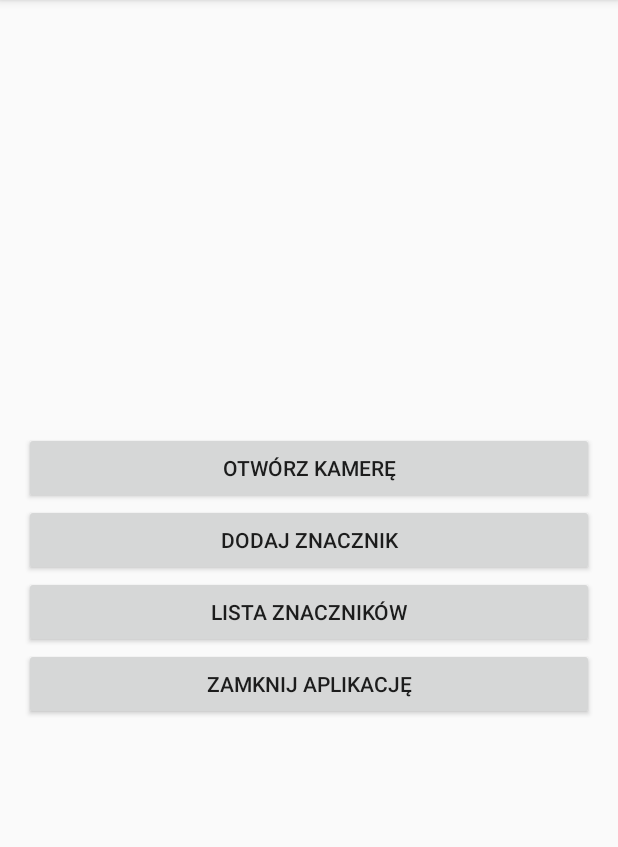
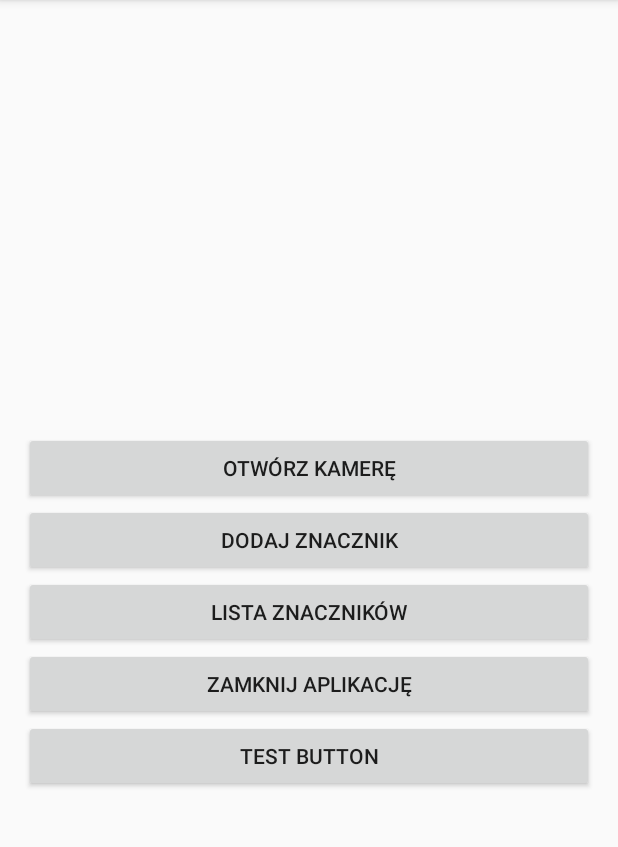
Before and after one commit to pietrov8/FindMyCar, an Android app: the Home_Screen screen opened directly, with no data from a screen before it, on a phone screen of 412 x 824 dp, the part 84-931 px from its top. Run offline under Robolectric (Android 15) with nearby library versions, the phone set to English and light mode, and no system bars.

Commit message:
Dodanie skryptu do obsługi bazy danych

```diff
--- a/FindMyCar/app/src/main/AndroidManifest.xml
+++ b/FindMyCar/app/src/main/AndroidManifest.xml
@@ -17,6 +17,7 @@
     <android:uses-permission android:name="android.permission.WRITE_EXTERNAL_STORAGE" />
     <android:uses-permission android:name="android.permission.READ_PHONE_STATE" />
     <android:uses-permission android:name="android.permission.READ_EXTERNAL_STORAGE" />
+    <uses-permission android:name="android.permission.INTERNET"></uses-permission>
 
     <application
         android:allowBackup="true"
--- a/FindMyCar/app/src/main/java/com/example/piotr/findmycar/CameraViewActivity.java
+++ b/FindMyCar/app/src/main/java/com/example/piotr/findmycar/CameraViewActivity.java
@@ -29,7 +29,7 @@ import java.util.List;
 public class CameraViewActivity extends Activity implements
 		SurfaceHolder.Callback, OnLocationChangedListener, OnAzimuthChangedListener, SensorEventListener{
 
-	private Camera mCamera;
+	private Camera mCamera = null;
 	private SurfaceHolder mSurfaceHolder;
 	private boolean isCameraviewOn = false;
 	private AugmentedPOI mPoi;
--- a/FindMyCar/app/src/main/res/layout/activity_home__screen.xml
+++ b/FindMyCar/app/src/main/res/layout/activity_home__screen.xml
@@ -9,7 +9,8 @@
     <RelativeLayout
         android:layout_width="wrap_content"
         android:layout_height="wrap_content"
-        android:layout_centerInParent="true">
+        android:layout_centerInParent="true"
+        android:id="@+id/relativeLayout">
         <Button
             android:layout_width="match_parent"
             android:layout_height="wrap_content"
@@ -49,5 +50,16 @@
             android:layout_centerHorizontal="true" />
     </RelativeLayout>
 
+    <Button
+        android:layout_width="wrap_content"
+        android:layout_height="wrap_content"
+        android:text="Test Button"
+        android:id="@+id/btn_dbtest"
+        android:layout_below="@+id/relativeLayout"
+        android:layout_alignRight="@+id/relativeLayout"
+        android:layout_alignEnd="@+id/relativeLayout"
+        android:layout_alignParentLeft="true"
+        android:layout_alignParentStart="true" />
+
 
 </RelativeLayout>
```
Also changed, not shown: 1 other file.
